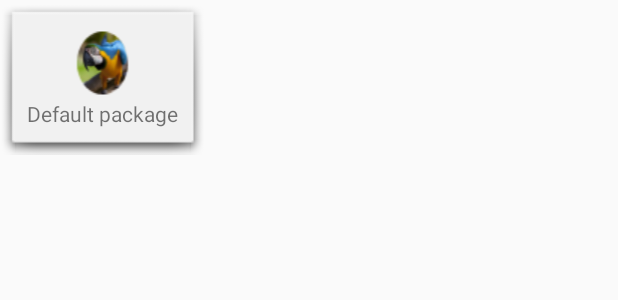
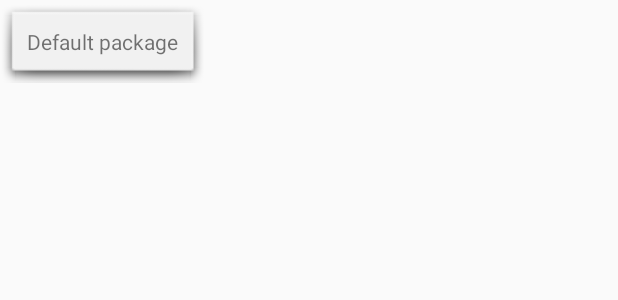
Before and after one commit to VladimirKorzh/Genreparrot, an Android app: the layout grid_single_package_layout.xml on its own in the app's theme, with its tools: preview values and no code run, on a phone screen of 412 x 824 dp. Shown: the top 300 px of the screen. Run offline under Robolectric (Android 15) with nearby library versions, the phone set to English and light mode, and no system bars.

Commit message:
icons and keys

```diff
--- a/app/src/main/AndroidManifest.xml
+++ b/app/src/main/AndroidManifest.xml
@@ -6,7 +6,7 @@
     <uses-permission android:name="com.android.vending.BILLING" />
     <application
         android:allowBackup="true"
-        android:icon="@drawable/icon3"
+        android:icon="@drawable/ttt_96"
         android:label="@string/app_name"
         android:theme="@style/AppTheme">
         <activity
--- a/app/src/main/res/drawable/button_style.xml
+++ b/app/src/main/res/drawable/button_style.xml
@@ -1,5 +1,5 @@
 <?xml version="1.0" encoding="utf-8"?>
 <selector xmlns:android="http://schemas.android.com/apk/res/android">
-    <item android:drawable="@drawable/hardkey_pressed" android:state_pressed="true"></item>
-    <item android:drawable="@drawable/hardkey"></item>
+    <item android:drawable="@drawable/hardkey_pressed" android:state_pressed="true"/>
+    <item android:drawable="@drawable/hardkey2"/>
 </selector>
--- a/app/src/main/res/layout/grid_single_package_layout.xml
+++ b/app/src/main/res/layout/grid_single_package_layout.xml
@@ -24,7 +24,6 @@
                 android:layout_width="fill_parent"
                 android:layout_height="wrap_content"
                 android:id="@+id/imgHeader"
-                android:src="@drawable/ic_launcher"
                 android:layout_gravity="center" />
 
             <TextView
```
Also changed, not shown: app/src/main/res/drawable-mdpi/ic_launcher.png (deleted), app/src/main/res/drawable-mdpi/icon3.png (deleted).
